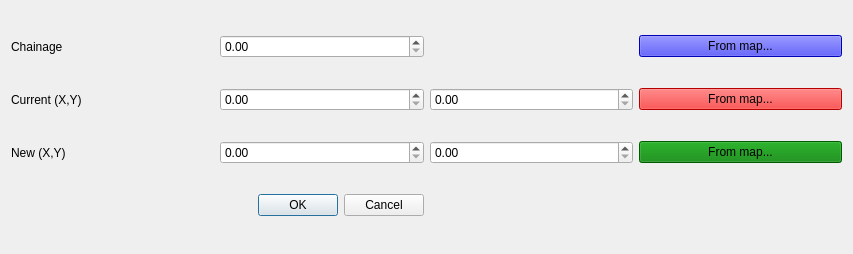
This is correction_dialog.ui in Drew973/PTS_image_loader as Qt 5 draws it before an edit. The edited form follows.
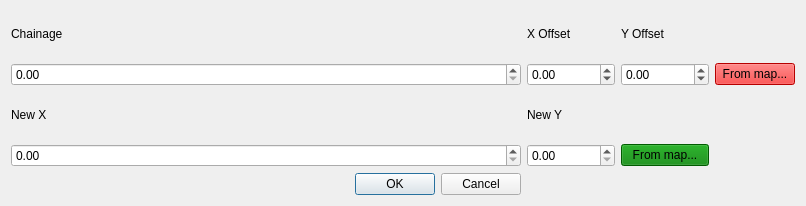
This is the edited form.

Commit message: changes corrections dialog to use x and y offsets.

What changed in the file:
```diff
--- a/correction_dialog.ui
+++ b/correction_dialog.ui
@@ -6,77 +6,41 @@
    <rect>
     <x>0</x>
     <y>0</y>
-    <width>853</width>
-    <height>254</height>
+    <width>806</width>
+    <height>206</height>
    </rect>
   </property>
   <property name="windowTitle">
    <string>Dialog</string>
   </property>
   <layout class="QGridLayout" name="gridLayout">
-   <item row="0" column="0">
-    <widget class="QLabel" name="label">
+   <item row="3" column="3">
+    <widget class="QPushButton" name="endButton">
+     <property name="toolTip">
+      <string>&lt;html&gt;&lt;head/&gt;&lt;body&gt;&lt;p&gt;Set (x,y) by clicking map&lt;/p&gt;&lt;/body&gt;&lt;/html&gt;</string>
+     </property>
+     <property name="styleSheet">
+      <string notr="true">background-color:green;</string>
+     </property>
      <property name="text">
-      <string>Chainage</string>
+      <string>From map...</string>
      </property>
     </widget>
    </item>
    <item row="0" column="1">
-    <widget class="QDoubleSpinBox" name="chainage">
-     <property name="maximum">
-      <double>9999999999999999635896294965248.000000000000000</double>
-     </property>
-     <property name="singleStep">
-      <double>0.010000000000000</double>
-     </property>
-    </widget>
-   </item>
-   <item row="0" column="3">
-    <widget class="QPushButton" name="chainageButton">
-     <property name="toolTip">
-      <string>&lt;html&gt;&lt;head/&gt;&lt;body&gt;&lt;p&gt;Set chainage by clicking map&lt;/p&gt;&lt;/body&gt;&lt;/html&gt;</string>
-     </property>
-     <property name="autoFillBackground">
-      <bool>false</bool>
-     </property>
-     <property name="styleSheet">
-      <string notr="true">background-color:blue;</string>
-     </property>
-     <property name="text">
-      <string>From map...</string>
-     </property>
-     <property name="checkable">
-      <bool>false</bool>
-     </property>
-    </widget>
-   </item>
-   <item row="1" column="0">
     <widget class="QLabel" name="label_4">
      <property name="text">
-      <string>Current (X,Y)</string>
+      <string>X Offset</string>
      </property>
     </widget>
    </item>
-   <item row="1" column="1">
-    <widget class="QDoubleSpinBox" name="currentX">
+   <item row="1" column="1" colspan="2">
+    <widget class="QDoubleSpinBox" name="xOffset">
      <property name="toolTip">
       <string>&lt;html&gt;&lt;head/&gt;&lt;body&gt;&lt;p&gt;X offset from point at chainage.&lt;/p&gt;&lt;/body&gt;&lt;/html&gt;</string>
      </property>
-     <property name="maximum">
-      <double>9999999999999999635896294965248.000000000000000</double>
-     </property>
-     <property name="singleStep">
-      <double>0.010000000000000</double>
-     </property>
-    </widget>
-   </item>
-   <item row="1" column="2">
-    <widget class="QDoubleSpinBox" name="currentY">
-     <property name="toolTip">
-      <string>&lt;html&gt;&lt;head/&gt;&lt;body&gt;&lt;p&gt;Y offset from point at chainage.&lt;/p&gt;&lt;/body&gt;&lt;/html&gt;</string>
-     </property>
      <property name="minimum">
-      <double>0.000000000000000</double>
+      <double>-999999999999999983222784.000000000000000</double>
      </property>
      <property name="maximum">
       <double>9999999999999999635896294965248.000000000000000</double>
@@ -86,40 +50,7 @@
      </property>
     </widget>
    </item>
-   <item row="1" column="3">
-    <widget class="QPushButton" name="currentButton">
-     <property name="toolTip">
-      <string>&lt;html&gt;&lt;head/&gt;&lt;body&gt;&lt;p&gt;Set (x,y) by clicking map&lt;/p&gt;&lt;/body&gt;&lt;/html&gt;</string>
-     </property>
-     <property name="styleSheet">
-      <string notr="true">background-color:red;</string>
-     </property>
-     <property name="text">
-      <string>From map...</string>
-     </property>
-    </widget>
-   </item>
-   <item row="2" column="0">
-    <widget class="QLabel" name="label_5">
-     <property name="text">
-      <string>New (X,Y)</string>
-     </property>
-    </widget>
-   </item>
-   <item row="2" column="1">
-    <widget class="QDoubleSpinBox" name="x">
-     <property name="toolTip">
-      <string>&lt;html&gt;&lt;head/&gt;&lt;body&gt;&lt;p&gt;Original X coordinate&lt;/p&gt;&lt;/body&gt;&lt;/html&gt;</string>
-     </property>
-     <property name="maximum">
-      <double>9999999999999999635896294965248.000000000000000</double>
-     </property>
-     <property name="singleStep">
-      <double>0.010000000000000</double>
-     </property>
-    </widget>
-   </item>
-   <item row="2" column="2">
+   <item row="3" column="1" colspan="2">
     <widget class="QDoubleSpinBox" name="y">
      <property name="toolTip">
       <string>&lt;html&gt;&lt;head/&gt;&lt;body&gt;&lt;p&gt;Original Y coordinate&lt;/p&gt;&lt;/body&gt;&lt;/html&gt;</string>
@@ -135,20 +66,7 @@
      </property>
     </widget>
    </item>
-   <item row="2" column="3">
-    <widget class="QPushButton" name="endButton">
-     <property name="toolTip">
-      <string>&lt;html&gt;&lt;head/&gt;&lt;body&gt;&lt;p&gt;Set (x,y) by clicking map&lt;/p&gt;&lt;/body&gt;&lt;/html&gt;</string>
-     </property>
-     <property name="styleSheet">
-      <string notr="true">background-color:green;</string>
-     </property>
-     <property name="text">
-      <string>From map...</string>
-     </property>
-    </widget>
-   </item>
-   <item row="3" column="0" colspan="2">
+   <item row="4" column="0">
     <widget class="QDialogButtonBox" name="buttonBox">
      <property name="orientation">
       <enum>Qt::Horizontal</enum>
@@ -158,6 +76,93 @@
      </property>
     </widget>
    </item>
+   <item row="2" column="1">
+    <widget class="QLabel" name="label_2">
+     <property name="text">
+      <string>New Y</string>
+     </property>
+    </widget>
+   </item>
+   <item row="2" column="0">
+    <widget class="QLabel" name="label_5">
+     <property name="text">
+      <string>New X</string>
+     </property>
+    </widget>
+   </item>
+   <item row="0" column="3">
+    <widget class="QLabel" name="label_6">
+     <property name="text">
+      <string>Y Offset</string>
+     </property>
+    </widget>
+   </item>
+   <item row="1" column="0">
+    <widget class="QDoubleSpinBox" name="chainage">
+     <property name="maximum">
+      <double>9999999999999999635896294965248.000000000000000</double>
+     </property>
+     <property name="singleStep">
+      <double>0.010000000000000</double>
+     </property>
+    </widget>
+   </item>
+   <item row="4" column="2" colspan="2">
+    <widget class="QLabel" name="label_3">
+     <property name="text">
+      <string/>
+     </property>
+    </widget>
+   </item>
+   <item row="0" column="0">
+    <widget class="QLabel" name="label">
+     <property name="text">
+      <string>Chainage</string>
+     </property>
+    </widget>
+   </item>
+   <item row="3" column="0">
+    <widget class="QDoubleSpinBox" name="x">
+     <property name="toolTip">
+      <string>&lt;html&gt;&lt;head/&gt;&lt;body&gt;&lt;p&gt;Original X coordinate&lt;/p&gt;&lt;/body&gt;&lt;/html&gt;</string>
+     </property>
+     <property name="maximum">
+      <double>9999999999999999635896294965248.000000000000000</double>
+     </property>
+     <property name="singleStep">
+      <double>0.010000000000000</double>
+     </property>
+    </widget>
+   </item>
+   <item row="1" column="3">
+    <widget class="QDoubleSpinBox" name="yOffset">
+     <property name="toolTip">
+      <string>&lt;html&gt;&lt;head/&gt;&lt;body&gt;&lt;p&gt;Y offset from point at chainage.&lt;/p&gt;&lt;/body&gt;&lt;/html&gt;</string>
+     </property>
+     <property name="minimum">
+      <double>-99999999999999996863366107917975552.000000000000000</double>
+     </property>
+     <property name="maximum">
+      <double>9999999999999999635896294965248.000000000000000</double>
+     </property>
+     <property name="singleStep">
+      <double>0.010000000000000</double>
+     </property>
+    </widget>
+   </item>
+   <item row="1" column="4">
+    <widget class="QPushButton" name="currentButton">
+     <property name="toolTip">
+      <string>&lt;html&gt;&lt;head/&gt;&lt;body&gt;&lt;p&gt;Set chainage,x offset, y offset by clicking map&lt;/p&gt;&lt;/body&gt;&lt;/html&gt;</string>
+     </property>
+     <property name="styleSheet">
+      <string notr="true">background-color:red;</string>
+     </property>
+     <property name="text">
+      <string>From map...</string>
+     </property>
+    </widget>
+   </item>
   </layout>
  </widget>
  <resources/>
```
The commit also changes 45 other files.
